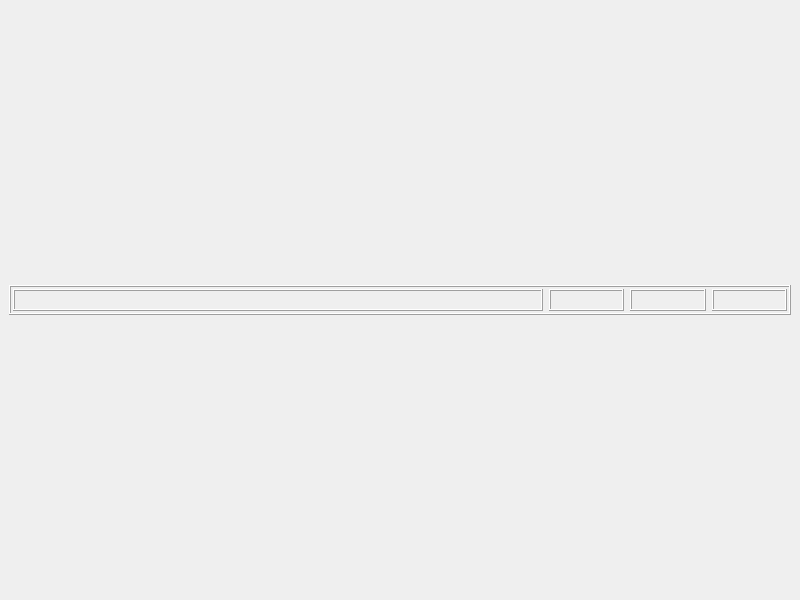
Qt form Smile/UI/auswahl_dispo_center.ui (DenisReznikov/Smile) before a commit.
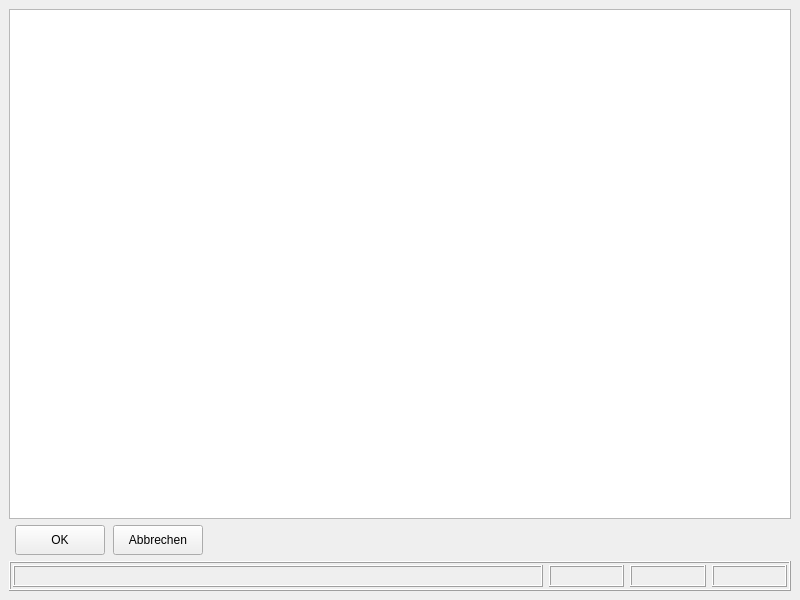
The same form after that commit.

The edit to the form file:
```diff
--- a/Smile/UI/auswahl_dispo_center.ui
+++ b/Smile/UI/auswahl_dispo_center.ui
@@ -19,7 +19,63 @@
   <widget class="QWidget" name="centralwidget">
    <layout class="QVBoxLayout" name="verticalLayout_3">
     <item>
-     <layout class="QVBoxLayout" name="verticalLayout"/>
+     <layout class="QVBoxLayout" name="verticalLayout">
+      <item>
+       <widget class="QTableView" name="tableView"/>
+      </item>
+     </layout>
+    </item>
+    <item>
+     <layout class="QHBoxLayout" name="horizontalLayout_2">
+      <property name="spacing">
+       <number>8</number>
+      </property>
+      <property name="leftMargin">
+       <number>6</number>
+      </property>
+      <property name="rightMargin">
+       <number>6</number>
+      </property>
+      <item>
+       <widget class="QPushButton" name="OK">
+        <property name="minimumSize">
+         <size>
+          <width>90</width>
+          <height>30</height>
+         </size>
+        </property>
+        <property name="text">
+         <string>OK</string>
+        </property>
+       </widget>
+      </item>
+      <item>
+       <widget class="QPushButton" name="Abbrech">
+        <property name="minimumSize">
+         <size>
+          <width>90</width>
+          <height>30</height>
+         </size>
+        </property>
+        <property name="text">
+         <string>Abbrechen</string>
+        </property>
+       </widget>
+      </item>
+      <item>
+       <spacer name="horizontalSpacer_6">
+        <property name="orientation">
+         <enum>Qt::Horizontal</enum>
+        </property>
+        <property name="sizeHint" stdset="0">
+         <size>
+          <width>40</width>
+          <height>20</height>
+         </size>
+        </property>
+       </spacer>
+      </item>
+     </layout>
     </item>
     <item>
      <widget class="QFrame" name="frame_7">
@@ -58,7 +114,13 @@
         <number>2</number>
        </property>
        <item>
-        <widget class="QLabel" name="label_35">
+        <widget class="QLabel" name="label_38">
+         <property name="sizePolicy">
+          <sizepolicy hsizetype="Preferred" vsizetype="Preferred">
+           <horstretch>5</horstretch>
+           <verstretch>0</verstretch>
+          </sizepolicy>
+         </property>
          <property name="minimumSize">
           <size>
            <width>530</width>
@@ -86,8 +148,8 @@
         <widget class="QLabel" name="Name_person">
          <property name="sizePolicy">
           <sizepolicy hsizetype="Preferred" vsizetype="Preferred">
-           <horstretch>0</horstretch>
-           <verstretch>2</verstretch>
+           <horstretch>1</horstretch>
+           <verstretch>0</verstretch>
           </sizepolicy>
          </property>
          <property name="minimumSize">
@@ -108,7 +170,13 @@
         </widget>
        </item>
        <item>
-        <widget class="QLabel" name="label_36">
+        <widget class="QLabel" name="label_39">
+         <property name="sizePolicy">
+          <sizepolicy hsizetype="Preferred" vsizetype="Preferred">
+           <horstretch>1</horstretch>
+           <verstretch>0</verstretch>
+          </sizepolicy>
+         </property>
          <property name="minimumSize">
           <size>
            <width>70</width>
@@ -127,7 +195,13 @@
         </widget>
        </item>
        <item>
-        <widget class="QLabel" name="label_37">
+        <widget class="QLabel" name="label_40">
+         <property name="sizePolicy">
+          <sizepolicy hsizetype="Preferred" vsizetype="Preferred">
+           <horstretch>1</horstretch>
+           <verstretch>0</verstretch>
+          </sizepolicy>
+         </property>
          <property name="minimumSize">
           <size>
            <width>70</width>
```
Left out of the diff: 4 changed lines with no effect on the pictures.
